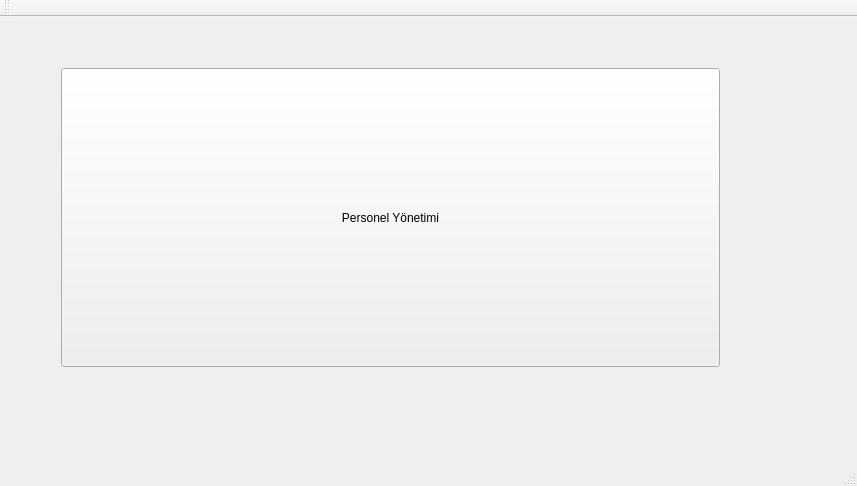
Before: the Qt Designer form SinkarYazilim/mainwindow.ui in CMLDMR/SINKAR, drawn with Qt 5.
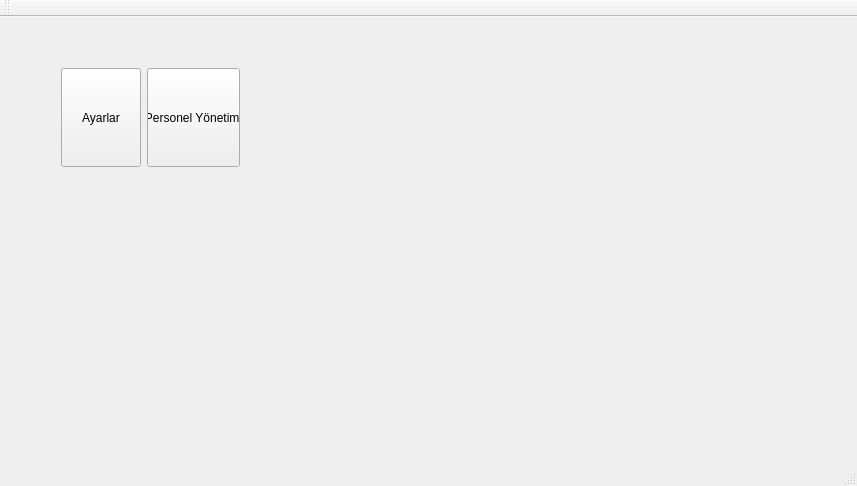
After: the same form once the commit is applied.

What changed in the file:
```diff
--- a/SinkarYazilim/mainwindow.ui
+++ b/SinkarYazilim/mainwindow.ui
@@ -19,12 +19,12 @@
      <rect>
       <x>50</x>
       <y>40</y>
-      <width>681</width>
-      <height>321</height>
+      <width>201</width>
+      <height>121</height>
      </rect>
     </property>
     <layout class="QGridLayout" name="gridLayout">
-     <item row="0" column="0">
+     <item row="0" column="1">
       <widget class="QPushButton" name="pushButton_Personel">
        <property name="sizePolicy">
         <sizepolicy hsizetype="Minimum" vsizetype="Minimum">
@@ -37,6 +37,19 @@
        </property>
       </widget>
      </item>
+     <item row="0" column="0">
+      <widget class="QPushButton" name="pushButton_options">
+       <property name="sizePolicy">
+        <sizepolicy hsizetype="Minimum" vsizetype="Minimum">
+         <horstretch>0</horstretch>
+         <verstretch>0</verstretch>
+        </sizepolicy>
+       </property>
+       <property name="text">
+        <string>Ayarlar</string>
+       </property>
+      </widget>
+     </item>
     </layout>
    </widget>
   </widget>
```
